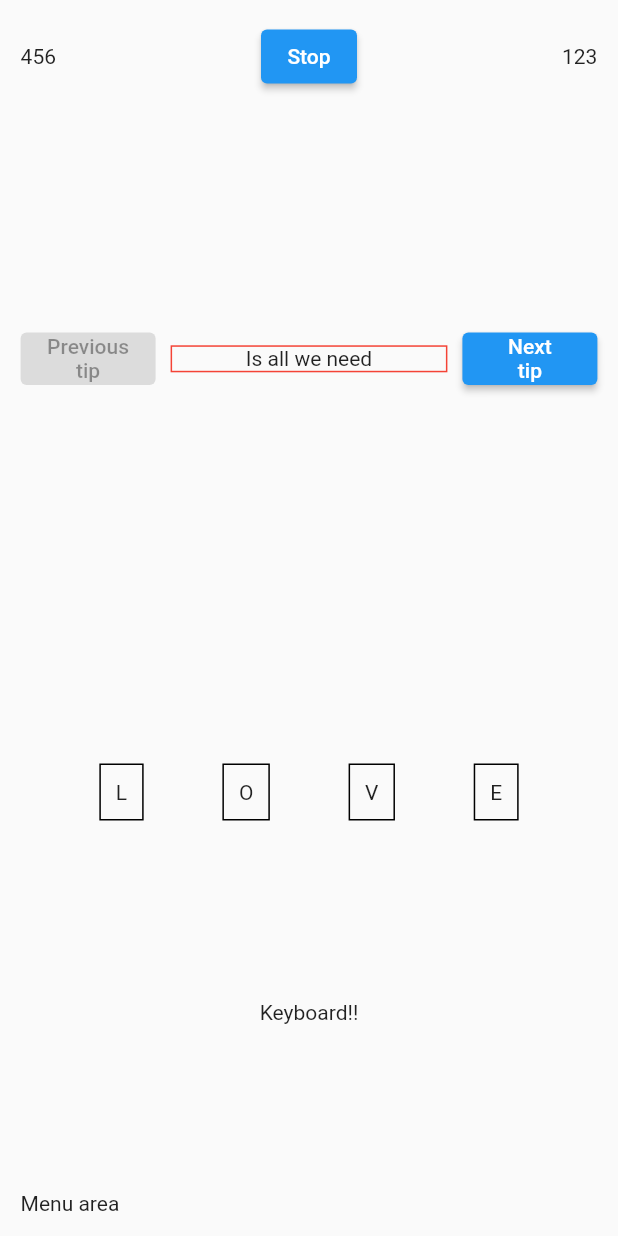
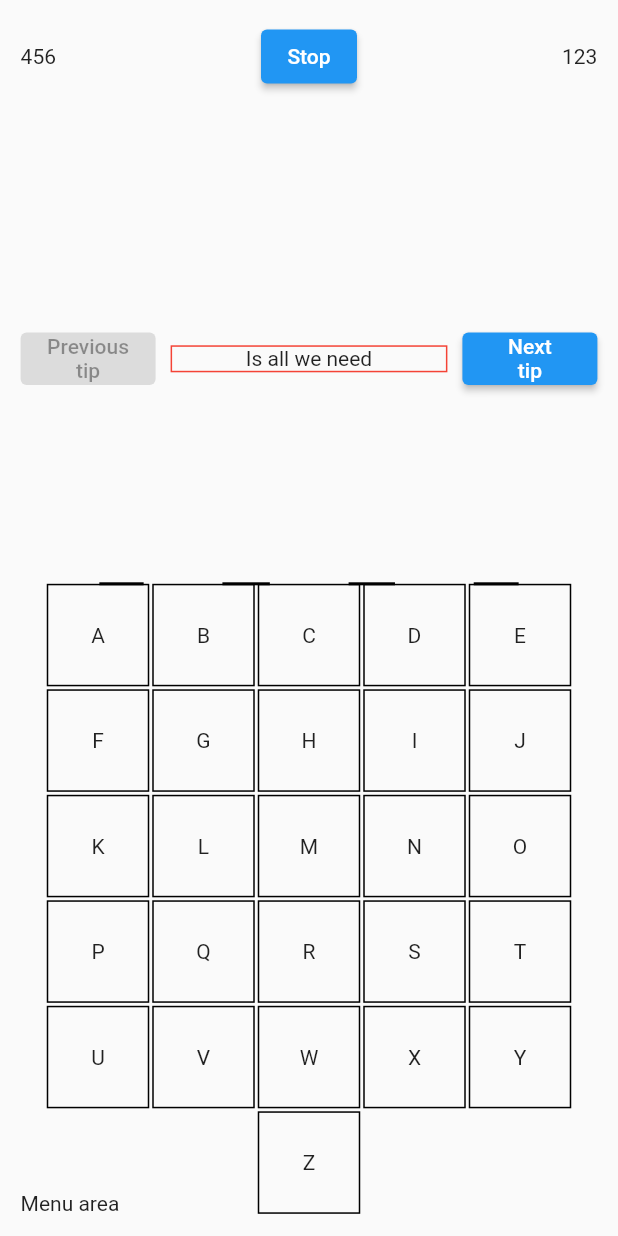
Before and after one commit to wilmarques/guess-word-game, a Flutter app: the GameScreen screen opened by its route, on a phone screen of 412 x 824 dp. Run offline on Flutter 3.47's test engine with Material 2 defaults, Android fonts, the phone set to English and light mode, and no system bars; our stand-ins replace go_router.

Commit message:
WIP - feat: Game screen
- Keyboard

```diff
--- a/lib/screens/game_screen.dart
+++ b/lib/screens/game_screen.dart
@@ -2,7 +2,9 @@ import 'package:flutter/material.dart';
 import 'package:go_router/go_router.dart';
 
 import '../utils/portrait_screen.dart';
+
 import '../widgets/default_button.dart';
+import '../widgets/keyboard.dart';
 import '../widgets/tip_viewer.dart';
 import '../widgets/word_viewer.dart';
 
@@ -54,10 +56,8 @@ class _GameScreenState extends State<GameScreen> {
               child: WordViewer(word: word),
             ),
             const SizedBox(
-              height: 100,
-              // TODO: Next task !!!!
-              // TODO: extract keyboard to another Widget
-              child: Text('Keyboard!!'),
+              height: 400,
+              child: Keyboard(),
             ),
           ],
         ),
--- /dev/null
+++ b/lib/utils/letters.dart
@@ -0,0 +1,28 @@
+const List<String> letters = [
+  'A',
+  'B',
+  'C',
+  'D',
+  'E',
+  'F',
+  'G',
+  'H',
+  'I',
+  'J',
+  'K',
+  'L',
+  'M',
+  'N',
+  'O',
+  'P',
+  'Q',
+  'R',
+  'S',
+  'T',
+  'U',
+  'V',
+  'W',
+  'X',
+  'Y',
+  'Z'
+];
--- /dev/null
+++ b/lib/widgets/keyboard.dart
@@ -0,0 +1,46 @@
+import 'package:flutter/material.dart';
+
+import '../utils/letters.dart';
+
+import 'keyboard_letter.dart';
+
+class Keyboard extends StatelessWidget {
+  const Keyboard({
+    Key? key,
+  }) : super(key: key);
+
+  @override
+  Widget build(BuildContext context) {
+    const imaginarypadding = 8;
+    const double runSpacing = 2;
+    const double spacing = 2;
+    const columns = 6;
+
+    // TODO: understand why items placing 5 items in the row, instead of 6
+
+    final itemWidth =
+        (MediaQuery.of(context).size.width - (spacing) * (columns + 1)) /
+            columns;
+
+    return Center(
+      child: Wrap(
+        runSpacing: runSpacing,
+        spacing: spacing,
+        alignment: WrapAlignment.center,
+        children: letters
+            .map(
+              // TODO: Remove this Container after understanding the layout issue
+              (letter) => Container(
+                decoration: BoxDecoration(border: Border.all()),
+                child: SizedBox(
+                  width: itemWidth,
+                  height: itemWidth,
+                  child: KeyboardLetter(letter: letter),
+                ),
+              ),
+            )
+            .toList(),
+      ),
+    );
+  }
+}
--- /dev/null
+++ b/lib/widgets/keyboard_letter.dart
@@ -0,0 +1,17 @@
+import 'package:flutter/material.dart';
+
+class KeyboardLetter extends StatelessWidget {
+  const KeyboardLetter({
+    Key? key,
+    required this.letter,
+  }) : super(key: key);
+
+  final String letter;
+
+  @override
+  Widget build(BuildContext context) {
+    return Center(
+      child: Text(letter),
+    );
+  }
+}
```
Also changed, not shown: 1 other file.
